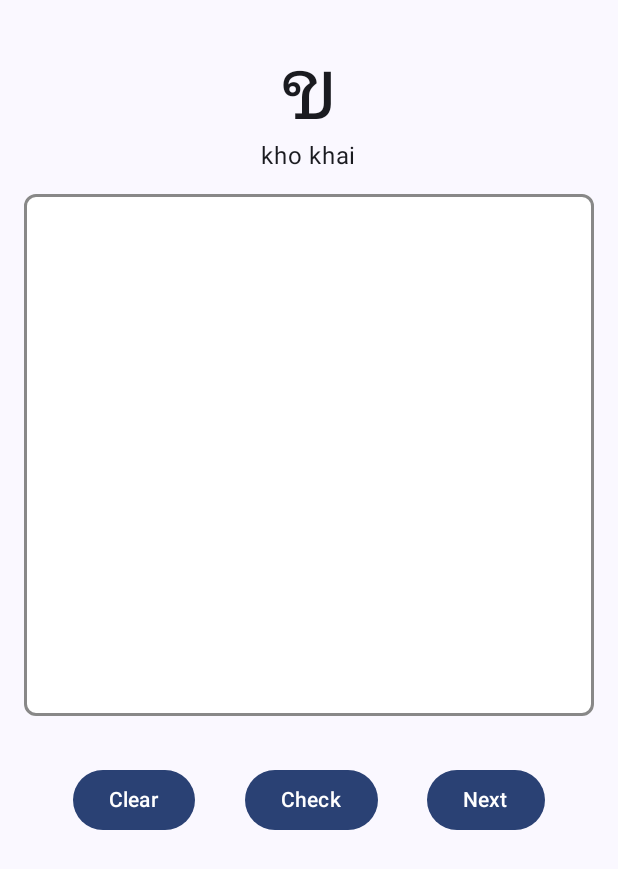
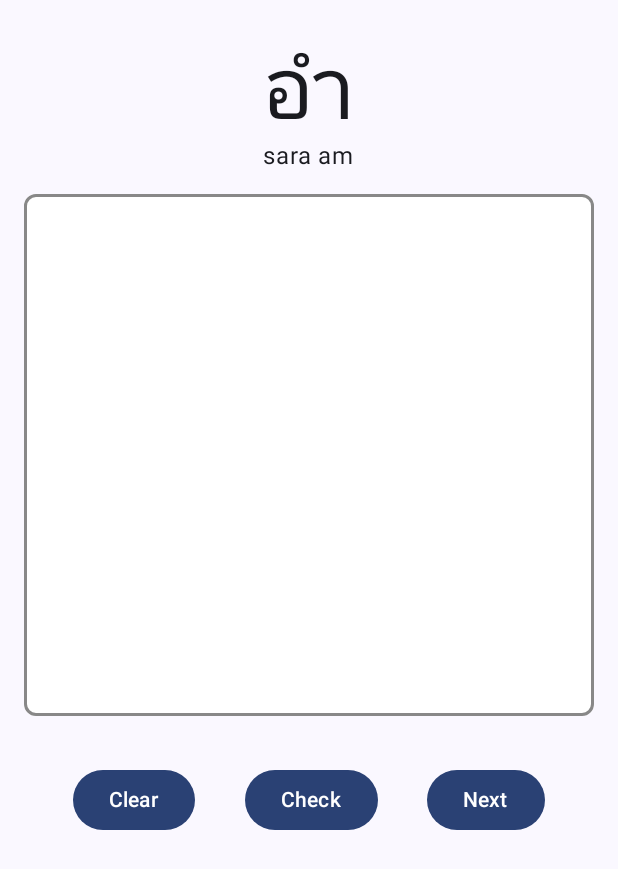
Before and after one commit to RaheemJnr/Thai-writer, an Android app built with Jetpack Compose: the screen it shows after launch (MainActivity), item 2 of the bottom bar chosen, on a phone screen of 412 x 824 dp. Shown: the top 869 px of the screen. Run offline under Robolectric (Android 15) with nearby library versions, the phone set to English and light mode, and no system bars; our stand-ins replace Room's generated code; libraries missing offline, so code that uses them is left out: org.tensorflow.lite; 2 statements that could not run were skipped.

Commit message:
feat: Implement basic character practice functionality
- Implements a basic character practice screen, displaying
  random Thai characters from a predefined list.
- Updates MLStrokeValidator to include all Thai characters
  and their pronunciations.
- Includes a button to skip the current character and load a
  new one.
- Modifies the ML preprocessing to match the training data.

```diff
--- a/app/src/main/java/com/rjnr/thaiwrter/data/models/ThaiCharacter.kt
+++ b/app/src/main/java/com/rjnr/thaiwrter/data/models/ThaiCharacter.kt
@@ -8,7 +8,7 @@ data class ThaiCharacter(
     val id: Int,
     val character: String,
     val pronunciation: String,
-    val strokeData: StrokeData,  // JSON string of stroke coordinates
-    val difficulty: Int,     // 1-5 scale
-    val category: String     // consonant, vowel, tone mark, etc.
+    val strokeData: StrokeData = StrokeData(emptyList()),  // JSON string of stroke coordinates
+    val difficulty: Int = 0,     // 1-5 scale
+    val category: String = ""    // consonant, vowel, tone mark, etc.
 )
--- a/app/src/main/java/com/rjnr/thaiwrter/ui/screens/CharacterPracticeScreen.kt
+++ b/app/src/main/java/com/rjnr/thaiwrter/ui/screens/CharacterPracticeScreen.kt
@@ -173,7 +173,7 @@ fun CharacterPracticeScreen(
                 ) {
                     Column(modifier = Modifier.padding(16.dp)) {
                         Text(
-                            text = "Prediction: ${pred.characterIndex}",
+                            text = "Prediction: ${pred.character}",
                             style = MaterialTheme.typography.headlineMedium
                         )
                         Text(
--- a/app/src/main/java/com/rjnr/thaiwrter/ui/viewmodel/CharacterPracticeViewModel.kt
+++ b/app/src/main/java/com/rjnr/thaiwrter/ui/viewmodel/CharacterPracticeViewModel.kt
@@ -301,6 +301,13 @@ class CharacterPracticeViewModel(
     private val repository: ThaiLanguageRepository,
     private val mlStrokeValidator: MLStrokeValidator
 ) : ViewModel() {
+    private val allCharacters = MLStrokeValidator.CHARACTER_MAP.map { (index, char) ->
+        ThaiCharacter(
+            id = index,
+            character = char,
+            pronunciation = MLStrokeValidator.getPronunciation(index)
+        )
+    }
     private val _currentCharacter = MutableStateFlow<ThaiCharacter?>(null)
     val currentCharacter = _currentCharacter.asStateFlow()
 
@@ -354,17 +361,12 @@ class CharacterPracticeViewModel(
     }
 
     private fun loadNextCharacter() {
-        viewModelScope.launch {
-            repository.getCharactersByDifficulty(1)
-                .collect { characters ->
-                    if (characters.isNotEmpty()) {
-                        _currentCharacter.value = characters.random()
-                        _prediction.value = null
-                    }
-                }
-        }
+        _currentCharacter.value = allCharacters.random()
+        clearCanvas()
     }
-
+    fun skipCharacter() {
+        loadNextCharacter()
+    }
     private suspend fun updateProgress() {
         currentCharacter.value?.let { char ->
             repository.updateUserProgress(
--- a/app/src/main/java/com/rjnr/thaiwrter/utils/ML manager.kt
+++ b/app/src/main/java/com/rjnr/thaiwrter/utils/ML manager.kt
@@ -4,6 +4,8 @@ import android.content.Context
 import android.graphics.Bitmap
 import android.graphics.Canvas
 import android.graphics.Color
+import android.graphics.ColorMatrix
+import android.graphics.ColorMatrixColorFilter
 import android.graphics.Paint
 import android.util.Log
 import com.rjnr.thaiwrter.data.models.Point
@@ -126,6 +128,9 @@ class MLStrokeValidator(private val context: Context) {
     }
 
     private fun preprocessImage(bitmap: Bitmap): Array<Array<Array<FloatArray>>> {
+        val scaledBitmap = Bitmap.createScaledBitmap(bitmap, imageSize, imageSize, true)
+        val grayscaleBitmap = convertToGrayscale(scaledBitmap)
+
         val inputArray = Array(1) {
             Array(imageSize) {
                 Array(imageSize) {
@@ -134,11 +139,12 @@ class MLStrokeValidator(private val context: Context) {
             }
         }
 
+        // Match the training preprocessing exactly
         for (y in 0 until imageSize) {
             for (x in 0 until imageSize) {
-                val pixel = bitmap.getPixel(x, y)
-                // Convert to grayscale and normalize
-                val gray = 1f - (Color.red(pixel) / 255f)
+                val pixel = grayscaleBitmap.getPixel(x, y)
+                // Convert to grayscale and normalize to [0,1]
+                val gray = Color.red(pixel) / 255f
                 inputArray[0][y][x][0] = gray
             }
         }
@@ -161,134 +167,45 @@ class MLStrokeValidator(private val context: Context) {
     // MLStrokeValidator.kt
     companion object {
         val CHARACTER_MAP = mapOf(
-            // Consonants
-            0 to "ก",  // ko kai
-            1 to "ข",  // kho khai
-            2 to "ฃ",  // kho khuat
-            3 to "ค",  // kho khwai
-            4 to "ฅ",  // kho khon
-            5 to "ฆ",  // kho rakhang
-            6 to "ง",  // ngo ngu
-            7 to "จ",  // cho chan
-            8 to "ฉ",  // cho ching
-            9 to "ช",  // cho chang
-            10 to "ซ", // so so
-            11 to "ฌ", // cho choe
-            12 to "ญ", // yo ying
-            13 to "ฎ", // do chada
-            14 to "ฏ", // to patak
-            15 to "ฐ", // tho than
-            16 to "ฑ", // tho nangmontho
-            17 to "ฒ", // tho phuthao
-            18 to "ณ", // no nen
-            19 to "ด", // do dek
-            20 to "ต", // to tao
-            21 to "ถ", // tho thung
-            22 to "ท", // tho thahan
-            23 to "ธ", // tho thong
-            24 to "น", // no nu
-            25 to "บ", // bo baimai
-            26 to "ป", // po pla
-            27 to "ผ", // pho phueng
-            28 to "ฝ", // fo fa
-            29 to "พ", // pho phan
-            30 to "ฟ", // fo fan
-            31 to "ภ", // pho samphao
-            32 to "ม", // mo ma
-            33 to "ย", // yo yak
-            34 to "ร", // ro ruea
-            35 to "ล", // lo ling
-            36 to "ว", // wo waen
-            37 to "ศ", // so sala
-            38 to "ษ", // so ruesi
-            39 to "ส", // so suea
-            40 to "ห", // ho hip
-            41 to "ฬ", // lo chula
-            42 to "อ", // o ang
-            43 to "ฮ", // ho nokhuk
-
-            // Vowels and tone marks
-            44 to "ะ", // sara a
-            45 to "า", // sara aa
-            46 to "ิ",  // sara i
-            47 to "ี",  // sara ii
-            48 to "ึ",  // sara ue
-            49 to "ื",  // sara uue
-            50 to "ุ",  // sara u
-            51 to "ู",  // sara uu
-            52 to "เ", // sara e
-            53 to "แ", // sara ae
-            54 to "โ"  // sara o
+            0 to "ก",   1 to "ข",   2 to "ฃ",   3 to "ค",   4 to "ฅ",   5 to "ฆ",   6 to "ง",
+            7 to "จ",   8 to "ฉ",   9 to "ช",   10 to "ซ",  11 to "ฌ",  12 to "ญ",  13 to "ฎ",
+            14 to "ฏ",  15 to "ฐ",  16 to "ฑ",  17 to "ฒ",  18 to "ณ",  19 to "ด",  20 to "ต",
+            21 to "ถ",  22 to "ท",  23 to "ธ",  24 to "น",  25 to "บ",  26 to "ป",  27 to "ผ",
+            28 to "ฝ",  29 to "พ",  30 to "ฟ",  31 to "ภ",  32 to "ม",  33 to "ย",  34 to "ร",
+            35 to "ฤ",  36 to "ล",  37 to "ว",  38 to "ศ",  39 to "ษ",  40 to "ส",  41 to "ห",
+            42 to "ฬ",  43 to "อ",  44 to "อะ", 45 to "อา", 46 to "อำ", 47 to "ฮ",  48 to "ฯ",
+            49 to "เ",  50 to "แ",  51 to "โ",  52 to "ใ",  53 to "ไ",  54 to "ๆ"
         )
 
-        // Helper function to get character from index
-        fun getCharacterFromIndex(index: Int): String {
-            return CHARACTER_MAP[index] ?: "?"
+        fun getCharacterFromIndex(index: Int): String = CHARACTER_MAP[index] ?: "?"
+
+        fun getPronunciation(index: Int): String = when(index) {
+            0 -> "ko kai"      1 -> "kho khai"    2 -> "kho khuat"    3 -> "kho khwai"
+            4 -> "kho khon"     5 -> "kho rakhang"  6 -> "ngo ngu"     7 -> "cho chan"
+            8 -> "cho ching"    9 -> "cho chang"    10 -> "so so"       11 -> "cho choe"
+            12 -> "yo ying"     13 -> "do chada"    14 -> "to patak"    15 -> "tho than"
+            16 -> "tho montho"  17 -> "tho phuthao" 18 -> "no nen"     19 -> "do dek"
+            20 -> "to tao"      21 -> "tho thung"  22 -> "tho thahan" 23 -> "tho thong"
+            24 -> "no nu"       25 -> "bo baimai"   26 -> "po pla"     27 -> "pho phueng"
+            28 -> "fo fa"       29 -> "pho phan"   30 -> "fo fan"      31 -> "pho samphao"
+            32 -> "mo ma"       33 -> "yo yak"      34 -> "ro ruea"     35 -> "ru"
+            36 -> "lo ling"     37 -> "wo waen"     38 -> "so sala"     39 -> "so ruesi"
+            40 -> "so suea"     41 -> "ho hip"      42 -> "lo chula"    43 -> "o ang"
+            44 -> "sara a"      45 -> "sara aa"     46 -> "sara am"     47 -> "ho nokhuk"
+            48 -> "paiyannoi"   49 -> "sara e"      50 -> "sara ae"    51 -> "sara o"
+            52 -> "sara ai mai muan" 53 -> "sara ai mai malai" 54 -> "mai yamok"
+            else -> ""
         }
 
-        fun getPronunciation(index: Int): String {
-            return when(index) {
-                // Consonants
-                0 -> "ko kai"
-                1 -> "kho khai"
-                2 -> "kho khuat"
-                3 -> "kho khwai"
-                4 -> "kho khon"
-                5 -> "kho rakhang"
-                6 -> "ngo ngu"
-                7 -> "cho chan"
-                8 -> "cho ching"
-                9 -> "cho chang"
-                10 -> "so so"
-                11 -> "cho choe"
-                12 -> "yo ying"
-                13 -> "do chada"
-                14 -> "to patak"
-                15 -> "tho than"
-                16 -> "tho nangmontho"
-                17 -> "tho phuthao"
-                18 -> "no nen"
-                19 -> "do dek"
-                20 -> "to tao"
-                21 -> "tho thung"
-                22 -> "tho thahan"
-                23 -> "tho thong"
-                24 -> "no nu"
-                25 -> "bo baimai"
-                26 -> "po pla"
-                27 -> "pho phueng"
-                28 -> "fo fa"
-                29 -> "pho phan"
-                30 -> "fo fan"
-                31 -> "pho samphao"
-                32 -> "mo ma"
-                33 -> "yo yak"
-                34 -> "ro ruea"
-                35 -> "lo ling"
-                36 -> "wo waen"
-                37 -> "so sala"
-                38 -> "so ruesi"
-                39 -> "so suea"
-                40 -> "ho hip"
-                41 -> "lo chula"
-                42 -> "o ang"
-                43 -> "ho nokhuk"
+        fun getAllCharacters(): List<Pair<String, String>> {
+            return CHARACTER_MAP.map { (index, char) ->
+                char to getPronunciation(index)
+            }
+        }
 
-                // Vowels and tone marks
-                44 -> "sara a"
-                45 -> "sara aa"
-                46 -> "sara i"
-                47 -> "sara ii"
-                48 -> "sara ue"
-                49 -> "sara uue"
-                50 -> "sara u"
-                51 -> "sara uu"
-                52 -> "sara e"
-                53 -> "sara ae"
-                54 -> "sara o"
-
-                else -> ""
-            }
+        fun getRandomCharacter(): Pair<String, String> {
+            val randomIndex = CHARACTER_MAP.keys.random()
+            return CHARACTER_MAP[randomIndex]!! to getPronunciation(randomIndex)
         }
     }
 }
@@ -335,3 +252,42 @@ data class ValidationResult(
     val mlPrediction: CharacterPrediction?,
     val confidence: Float
 )
+
+private fun convertToGrayscale(bitmap: Bitmap): Bitmap {
+    val width = bitmap.width
+    val height = bitmap.height
+    val grayscaleBitmap = Bitmap.createBitmap(width, height, Bitmap.Config.ARGB_8888)
+    val canvas = Canvas(grayscaleBitmap)
+
+    val paint = Paint().apply {
+        colorFilter = ColorMatrixColorFilter(ColorMatrix().apply {
+            // Standard grayscale conversion matrix
+            setSaturation(0f)
+        })
+    }
+
+    // Draw the original bitmap with the grayscale color filter
+    canvas.drawBitmap(bitmap, 0f, 0f, paint)
+
+    // Invert colors if necessary to match training data
+    // (black text on white background or vice versa)
+    val invertColors = ColorMatrixColorFilter(ColorMatrix().apply {
+        val matrix = floatArrayOf(
+            -1f, 0f, 0f, 0f, 255f,  // Red
+            0f, -1f, 0f, 0f, 255f,  // Green
+            0f, 0f, -1f, 0f, 255f,  // Blue
+            0f, 0f, 0f, 1f, 0f      // Alpha
+        )
+        set(matrix)
+    })
+
+    val invertPaint = Paint().apply {
+        colorFilter = invertColors
+    }
+
+    val finalBitmap = Bitmap.createBitmap(width, height, Bitmap.Config.ARGB_8888)
+    val finalCanvas = Canvas(finalBitmap)
+    finalCanvas.drawBitmap(grayscaleBitmap, 0f, 0f, invertPaint)
+
+    return finalBitmap
+}
```
